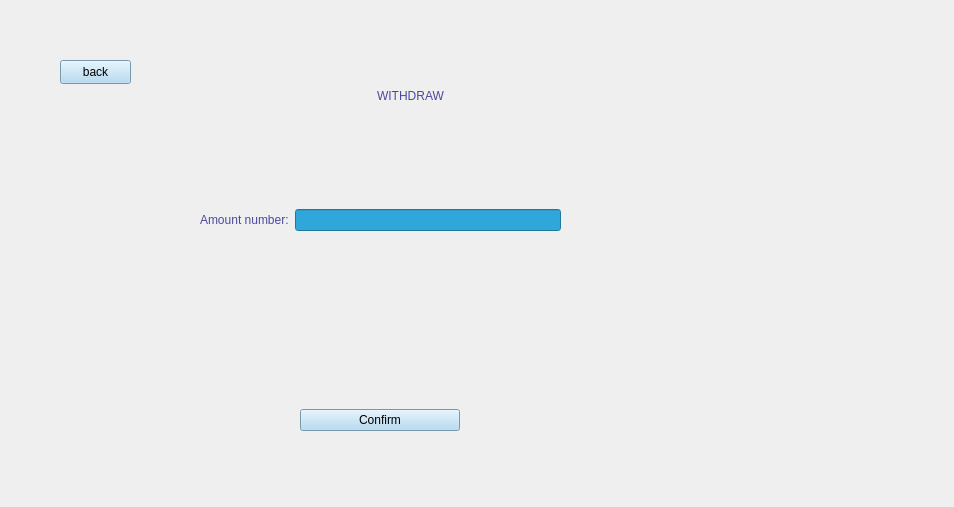
Above: view/withdraw.ui from rawsashimi1604/1009_BankingSystem before the change. Below: the same form after it.
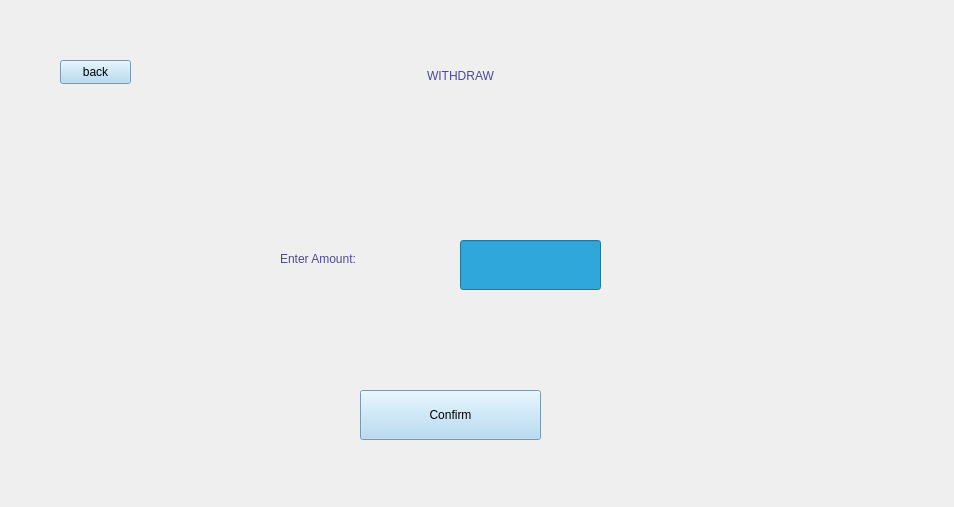
That is the form after the change.

What changed in the file:
```diff
--- a/view/withdraw.ui
+++ b/view/withdraw.ui
@@ -29,25 +29,13 @@
     <widget class="QWidget" name="verticalLayoutWidget_3">
      <property name="geometry">
       <rect>
-       <x>290</x>
+       <x>40</x>
        <y>370</y>
        <width>160</width>
        <height>80</height>
       </rect>
      </property>
-     <layout class="QVBoxLayout" name="verticalLayout_3">
-      <item>
-       <widget class="QPushButton" name="pushButton">
-        <property name="styleSheet">
-         <string notr="true">background-color: rgb(168, 212, 241);
-font: 700 9pt &quot;Segoe UI&quot;;</string>
-        </property>
-        <property name="text">
-         <string>Confirm</string>
-        </property>
-       </widget>
-      </item>
-     </layout>
+     <layout class="QVBoxLayout" name="verticalLayout_3"/>
     </widget>
     <widget class="QPushButton" name="back">
      <property name="geometry">
@@ -69,8 +57,8 @@
     <widget class="QLabel" name="label">
      <property name="geometry">
       <rect>
-       <x>170</x>
-       <y>30</y>
+       <x>220</x>
+       <y>10</y>
        <width>461</width>
        <height>111</height>
       </rect>
@@ -89,32 +77,60 @@
     <widget class="QWidget" name="horizontalLayoutWidget">
      <property name="geometry">
       <rect>
-       <x>190</x>
-       <y>170</y>
-       <width>361</width>
-       <height>80</height>
+       <x>40</x>
+       <y>130</y>
+       <width>191</width>
+       <height>41</height>
       </rect>
      </property>
-     <layout class="QHBoxLayout" name="horizontalLayout">
-      <item>
+     <layout class="QHBoxLayout" name="horizontalLayout"/>
+    </widget>
+    <widget class="QPushButton" name="pushButton">
+     <property name="geometry">
+      <rect>
+       <x>350</x>
+       <y>380</y>
+       <width>181</width>
+       <height>50</height>
+      </rect>
+     </property>
+     <property name="styleSheet">
+      <string notr="true">background-color: rgb(168, 212, 241);
+font: 700 9pt &quot;Segoe UI&quot;;</string>
+     </property>
+     <property name="text">
+      <string>Confirm</string>
+     </property>
+    </widget>
        <widget class="QLabel" name="label_2">
+     <property name="geometry">
+      <rect>
+       <x>270</x>
+       <y>210</y>
+       <width>181</width>
+       <height>78</height>
+      </rect>
+     </property>
         <property name="styleSheet">
          <string notr="true">color: rgb(75, 73, 157);
 font: 700 15pt &quot;Segoe UI&quot;;</string>
         </property>
         <property name="text">
-         <string>Amount number:</string>
-        </property>
-       </widget>
-      </item>
-      <item>
+      <string>Enter Amount:</string>
+     </property>
+    </widget>
        <widget class="QLineEdit" name="lineEdit">
+     <property name="geometry">
+      <rect>
+       <x>450</x>
+       <y>230</y>
+       <width>141</width>
+       <height>50</height>
+      </rect>
+     </property>
         <property name="styleSheet">
          <string notr="true">background-color: rgb(47, 167, 218);</string>
         </property>
-       </widget>
-      </item>
-     </layout>
     </widget>
    </widget>
   </widget>
```
Lines whose indentation alone changed are shown as unchanged.
